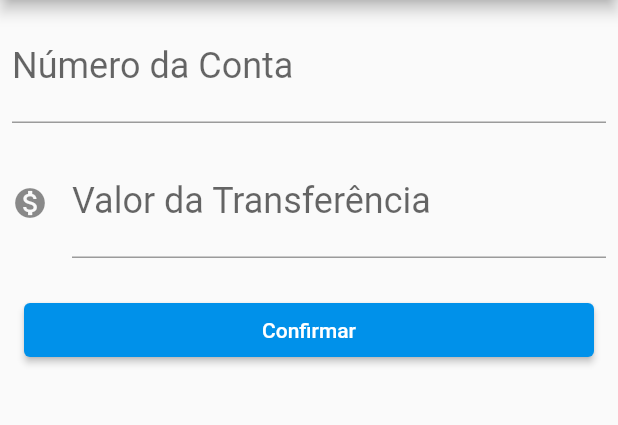
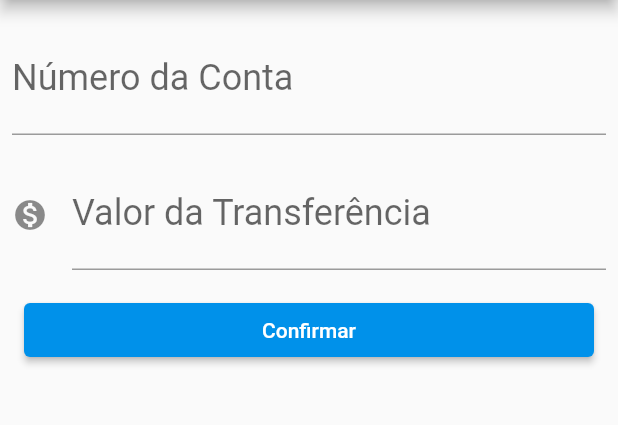
Before and after one commit to Mau-Me/bytebank, a Flutter app: the FormularioTransferencia screen opened directly, on a phone screen of 412 x 824 dp, the part 84-509 px from its top. Run offline on Flutter 3.47's test engine with Material 2 defaults, Android fonts, the phone set to English and light mode, and no system bars; our stand-ins replace sqflite; accounts and stored records are empty.

Commit message:
Atualização nos componentes e modelos

```diff
--- a/lib/components/editor.dart
+++ b/lib/components/editor.dart
@@ -6,20 +6,20 @@ class Editor extends StatelessWidget {
   final String? dica;
   final IconData? icone;
 
-  Editor({
+  const Editor({
+    Key? key,
     this.controlador,
     this.rotulo,
     this.dica,
     this.icone,
-  });
+  }) : super(key: key);
 
   @override
   Widget build(BuildContext context) {
     return Padding(
-      padding: const EdgeInsets.all(8.0),
+      padding: const EdgeInsets.only(top: 16.0, left: 8.0, right: 8.0),
       child: TextField(
         controller: controlador,
-        onChanged: (String numeroConta) {},
         style: const TextStyle(
           fontSize: 24,
         ),
--- a/lib/models/transferencia.dart
+++ b/lib/models/transferencia.dart
@@ -1,14 +1,16 @@
 class Transferencia {
+  final int? id;
+  final int? numeroConta;
   final double? valor;
-  final int? numeroConta;
 
   Transferencia(
+    this.id,
     this.numeroConta,
     this.valor,
   );
 
   @override
   String toString() {
-    return 'Transferencia{numeroConta: $numeroConta, valor: $valor}';
+    return 'Transferencia{id: $id, numeroConta: $numeroConta, valor: $valor}';
   }
 }
```
